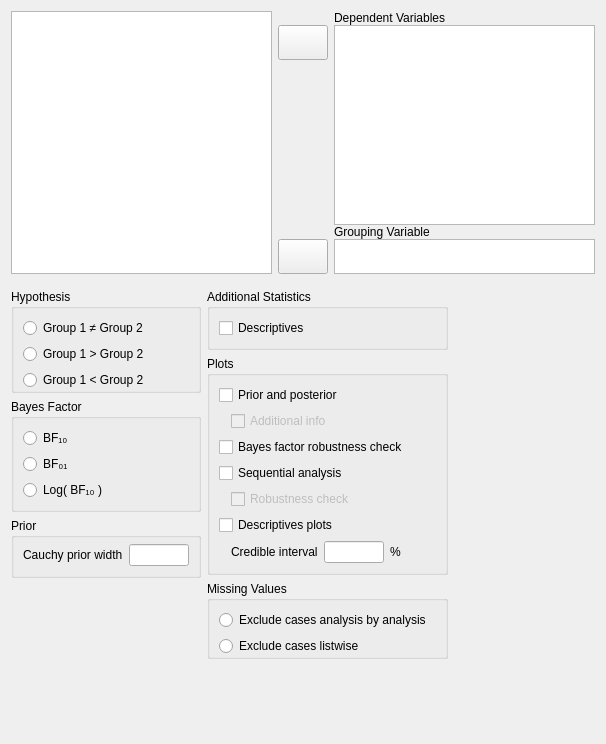
First picture: the form in JASP-Desktop/analysisforms/ttestbayesianindependentsamplesform.ui, repository jasp-stats/jasp-desktop, before the edit.
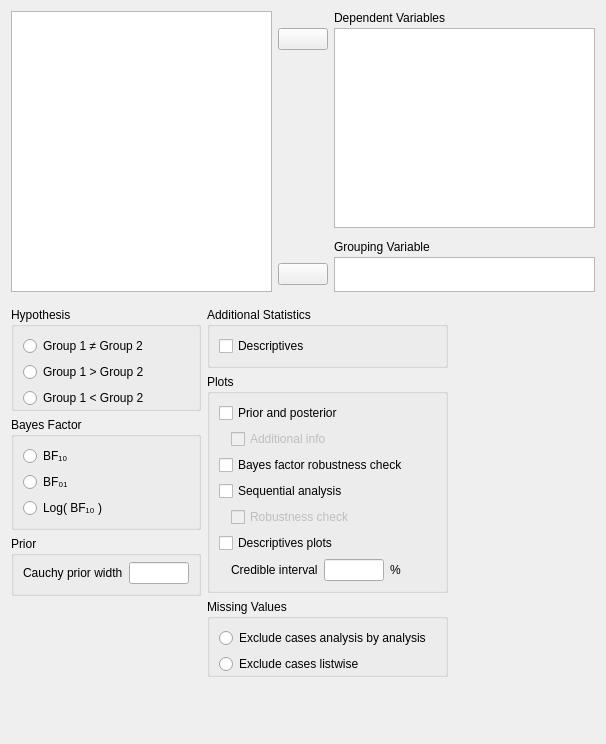
Second picture: the form after the edit. Custom widgets are drawn as their Qt base class.

Patch:
```diff
--- a/JASP-Desktop/analysisforms/ttestbayesianindependentsamplesform.ui
+++ b/JASP-Desktop/analysisforms/ttestbayesianindependentsamplesform.ui
@@ -42,7 +42,7 @@
        <number>0</number>
       </property>
       <property name="verticalSpacing">
-       <number>0</number>
+       <number>3</number>
       </property>
       <item row="6" column="2">
        <widget class="QLabel" name="label_5">
@@ -62,13 +62,13 @@
         <property name="minimumSize">
          <size>
           <width>50</width>
-          <height>35</height>
+          <height>0</height>
          </size>
         </property>
         <property name="maximumSize">
          <size>
           <width>50</width>
-          <height>35</height>
+          <height>16777215</height>
          </size>
         </property>
         <property name="text">
@@ -116,13 +116,13 @@
         <property name="minimumSize">
          <size>
           <width>50</width>
-          <height>35</height>
+          <height>0</height>
          </size>
         </property>
         <property name="maximumSize">
          <size>
           <width>50</width>
-          <height>35</height>
+          <height>16777215</height>
          </size>
         </property>
         <property name="text">
```
